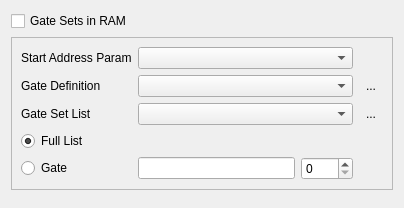
The window that ui/GateSet.ui (MonroeQuantumNetworks/IonControl) describes before a commit, drawn with Qt 5.
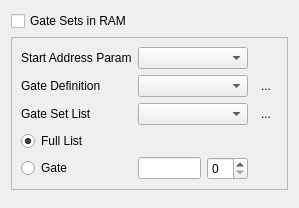
The same window after the commit. Icons and pictures are not drawn.

Patch:
```diff
--- a/ui/GateSet.ui
+++ b/ui/GateSet.ui
@@ -6,7 +6,7 @@
    <rect>
     <x>0</x>
     <y>0</y>
-    <width>404</width>
+    <width>299</width>
     <height>208</height>
    </rect>
   </property>
```
